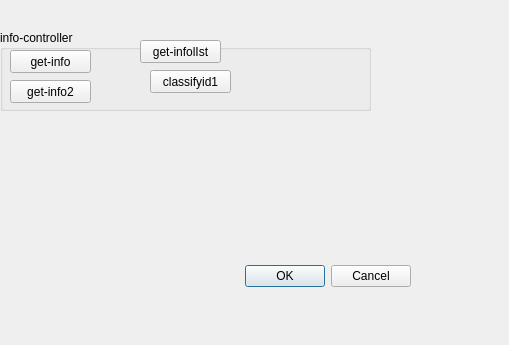
Old version of the form CommandCenter/MainApp/hsftestdialog.ui in the repository LDevin/CommandCenter.
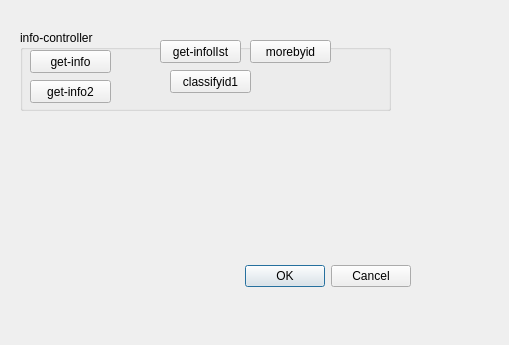
New version of the form.

```diff
--- a/CommandCenter/MainApp/hsftestdialog.ui
+++ b/CommandCenter/MainApp/hsftestdialog.ui
@@ -32,7 +32,7 @@
   <widget class="QGroupBox" name="groupBox">
    <property name="geometry">
     <rect>
-     <x>0</x>
+     <x>20</x>
      <y>30</y>
      <width>371</width>
      <height>81</height>
@@ -93,6 +93,19 @@
      <string>classifyid1</string>
     </property>
    </widget>
+   <widget class="QPushButton" name="morebyid">
+    <property name="geometry">
+     <rect>
+      <x>230</x>
+      <y>10</y>
+      <width>81</width>
+      <height>23</height>
+     </rect>
+    </property>
+    <property name="text">
+     <string>morebyid</string>
+    </property>
+   </widget>
   </widget>
  </widget>
  <resources/>
```
